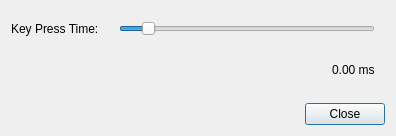
This is src/keypressdialog.ui in AntiMicroX/antimicrox as Qt 5 draws it before an edit. The edited form follows.
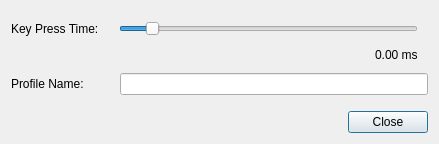
This is the edited form.

Commit message: Test profile name.

What changed in the file:
```diff
--- a/src/keypressdialog.ui
+++ b/src/keypressdialog.ui
@@ -6,8 +6,8 @@
    <rect>
     <x>0</x>
     <y>0</y>
-    <width>396</width>
-    <height>136</height>
+    <width>439</width>
+    <height>144</height>
    </rect>
   </property>
   <property name="minimumSize">
@@ -73,6 +73,43 @@
      </item>
     </layout>
    </item>
+   <item>
+    <layout class="QHBoxLayout" name="horizontalLayout_2">
+     <property name="spacing">
+      <number>36</number>
+     </property>
+     <item>
+      <widget class="QLabel" name="profileNameLabel">
+       <property name="text">
+        <string>Profile Name:</string>
+       </property>
+      </widget>
+     </item>
+     <item>
+      <widget class="QLineEdit" name="profileNameLineEdit">
+       <property name="maxLength">
+        <number>50</number>
+       </property>
+      </widget>
+     </item>
+    </layout>
+   </item>
+   <item>
+    <spacer name="verticalSpacer">
+     <property name="orientation">
+      <enum>Qt::Vertical</enum>
+     </property>
+     <property name="sizeType">
+      <enum>QSizePolicy::Fixed</enum>
+     </property>
+     <property name="sizeHint" stdset="0">
+      <size>
+       <width>20</width>
+       <height>10</height>
+      </size>
+     </property>
+    </spacer>
+   </item>
    <item>
     <widget class="QDialogButtonBox" name="buttonBox">
      <property name="orientation">
```
The commit also changes 7 other files.
